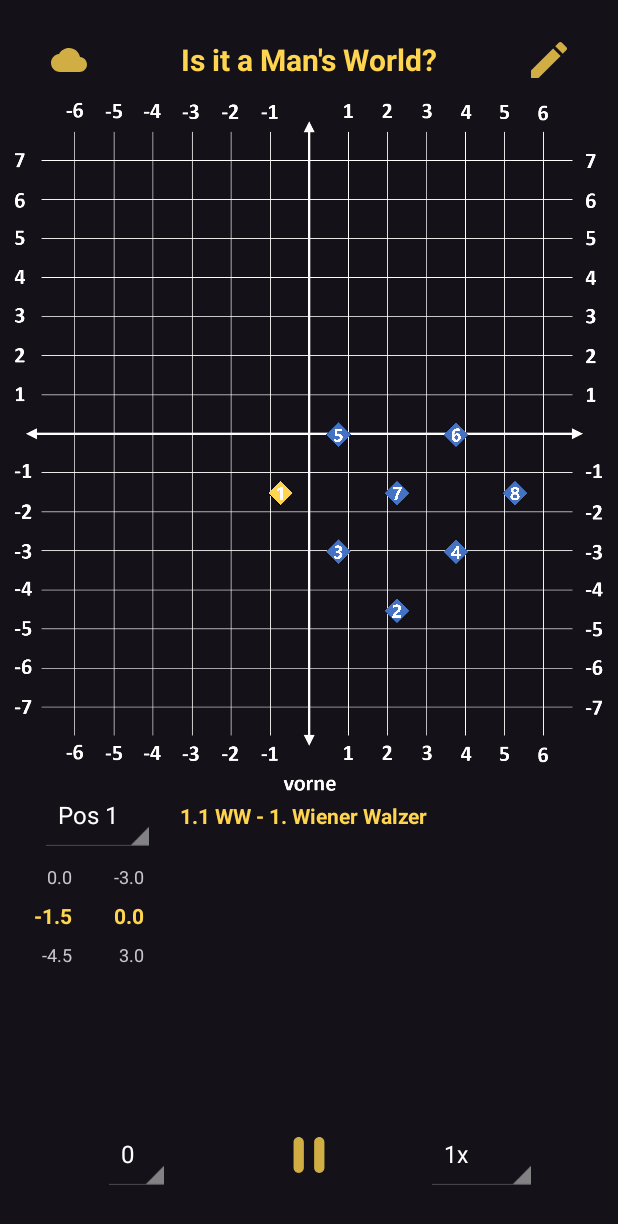
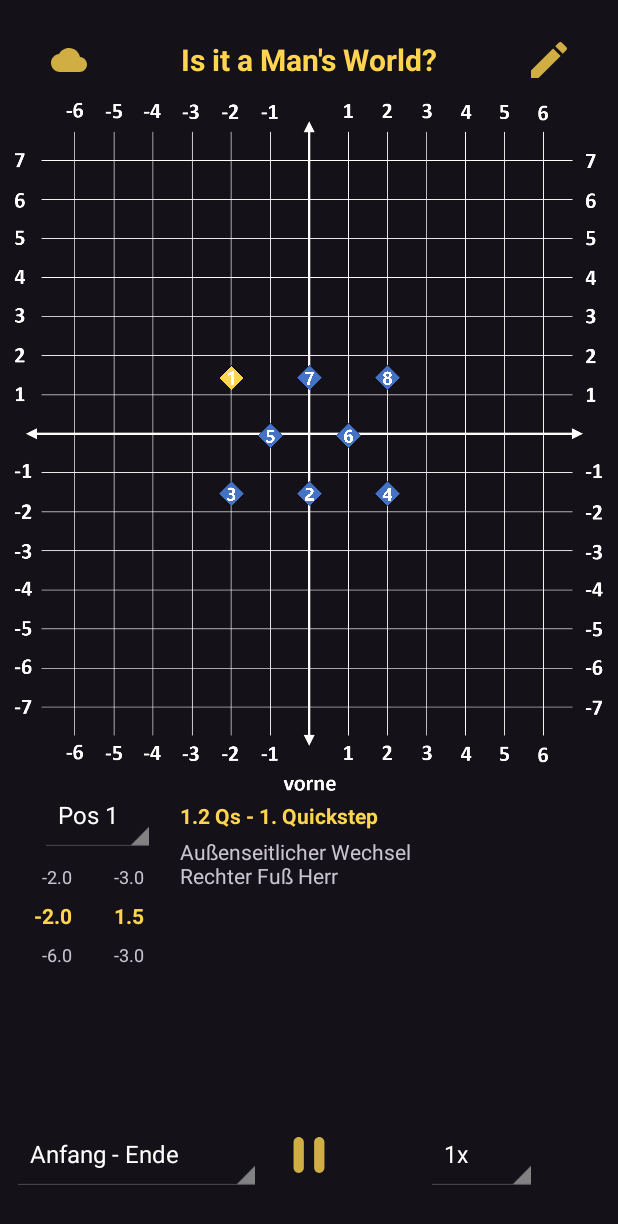
Before and after one commit to MarcoDronigi/SG_Bilder_App, an Android app: the screen it shows after launch (MainActivity), after a tap on an icon or button, on a phone screen of 412 x 824 dp. Shown: the top 1224 px of the screen. Run offline under Robolectric (Android 15) with nearby library versions, the phone set to English and light mode, and no system bars; 3 other taps on this screen came first.

Commit message:
Bilder Eingefügt

```diff
--- a/app/src/main/java/com/example/sgbilderapp/Choreography.java
+++ b/app/src/main/java/com/example/sgbilderapp/Choreography.java
@@ -8,7 +8,7 @@ public class Choreography {
     ArrayList<String> tänze;
     private ArrayList<Bild> bilder;
 
-    final private int MAX_BILD = 26;
+    final private int MAX_BILD = 38;
 
     //Punkte von Is it a Man's World?
     private double[] bild0 = {0, 0, 1.5, 0, 0, 1.5, 1.5, 3, 0, 3, 0, 4.5, 1.5, 1.5, 1.5, 4.5};
@@ -38,11 +38,21 @@ public class Choreography {
     private double[] bild24 = {-5.5, 0, -1.5, -4, 0.5, -6, -0.5, -5, -6.5, 1, -3.5, -2, -2.5, -3, -4.5, -1};
     private double[] bild25 = {-1, 3, 0.5, -1.5, 2, -3, 0.5, -3, -2.5, 3, -1, 0, 0.5, 0, -1, 1.5};
     private double[] bild26 = {0, 6, 1.5, 3, 3, 1.5, 1.5, 1.5, -1.5, 6, 0, 3, 1.5, 4.5, 0, 4.5};
-    //double[] bild27 = {};
-    //double[] bild28 = {};
-    //double[] bild29 = {};
-    //double[] bild30 = {};
-    //double[] bild31 = {};
+    private double[] bild27 = {-1.5, 3, 0, 1.5, 1.5, -1.5, 0, -1.5, -3, 3, -3, 0, 1.5, 1.5, -1.5, 0};
+    private double[] bild28 = {4.5, 3, -6, 1.5, -4.5, -1.5, -6, -1.5, 3, 3, 3, 0, -4.5, 1.5, 4.5, 0};
+    private double[] bild29 = {4.5, 6, -4.5, -4.5, -3, -3, -6, -6, 3, 6, 3, 4.5, -1.5, -1.5, 4.5, 4.5};
+    private double[] bild30 = {-3, 6, 3, -4.5, 4.5, -3, 1.5, -6, -6, 6, -6, 3, 6, -1.5, -3, 3};
+    private double[] bild31 = {3, 0, -3, 1, -1.5, 2.5, -4.5, -0.5, 0, 0, 0, -3, 0, 4, 3, -3};
+    private double[] bild32 = {4.5, 3, 0, 1.5, 0, 4.5, -1.5, 3, 1.5, 3, 1.5, 0, 3, 4.5, 3, 1.5};
+    private double[] bild33 = {4.5, 4.5, 0, 3, 0, 6, -1.5, 4.5, 1.5, 4.5, 1.5, 1.5, 3, 6, 3, 3};
+    private double[] bild34 = {3, 0, -1.5, -1.5, -1.5, 0, -3, 0, 0, 0, 0, -3, 1.5, 0, 1.5, -1.5};
+    private double[] bild35 = {4.5, -1.5, -1.5, -4.5, -3, -3, -4.5, -1.5, 0, -3, 0, -6, 3, -3, 1.5, -4.5};
+    private double[] bild36 = {-3, 6, -4.5, 3, -4.5, 4.5, -4.5, 6, -3, 3, -4.5, 1.5, -3, 4.5, -3, 1.5};
+    private double[] bild37 = {0, 6, -1.5, 3, -1.5, 4.5, -1.5, 6, 0, 3, -1.5, 1.5, 0, 4.5, 0, 1.5};
+    private double[] bild38 = {0, 3, -1.5, 1.5, 0, 1.5, -1.5, 3, 1.5, 0, -1.5, 0, 1.5, 1.5, 0, 0};
+    //private double[] bild39 = {};
+    //private double[] bild40 = {};
+    //private double[] bild41 = {};
 
     public Choreography() {
         //Bilder von Is it a Man's World
@@ -73,12 +83,22 @@ public class Choreography {
         bilder.add(new Bild("1.3 TG - 1. Tango", "Ende Back Corté", false, bild23));
         bilder.add(new Bild("1.3 TG - 1. Tango", "Große Diagonale Ende sykopierte Linksdrehung\nRechter Fuß Herr", false, bild24));
         bilder.add(new Bild("1.3 TG - 1. Tango", "Ende synkopiertes Fallaway", false, bild25));
-        bilder.add(new Bild("2.1 SF - 1. Slowfox", "Cijones Herr", false, bild26));
-        //bilder.add(new Bild("", "", false, bild27));
-        //bilder.add(new Bild("", "", false, bild28));
-        //bilder.add(new Bild("", "", false, bild29));
-        //bilder.add(new Bild("", "", false, bild30));
-        //bilder.add(new Bild("", "", false, bild31));
+        bilder.add(new Bild("2.1 SF - 1. Slowfox", "Cojones Herr", false, bild26));
+        bilder.add(new Bild("2.1 SF - 1. Slowfox", "Ende Federschritt\nRechter Fuß Herr", false, bild27));
+        bilder.add(new Bild("2.1 SF - 1. Slowfox", "", false, bild28));
+        bilder.add(new Bild("2.1 SF - 1. Slowfox", "Ende Tumble Turn\nRechter Fuß Herr", false, bild29));
+        bilder.add(new Bild("2.1 SF - 1. Slowfox", "Ende Federschritt\nRechter Fuß Herr", false, bild30));
+        bilder.add(new Bild("2.1 SF - 1. Slowfox", "Ende Bounced Fallaway\nRechter Fuß Herr", false, bild31));
+        bilder.add(new Bild("2.1 SF - 1. Slowfox\"", "Ende Curved Feather\nRechter Fuß Herr", false, bild32));
+        bilder.add(new Bild("2.2 TG - 2. Tango", "Rechter Fuß Herr", false, bild33));
+        bilder.add(new Bild("2.2 TG - 2. Tango", "Ende Back Corté", false, bild34));
+        bilder.add(new Bild("2.2 TG - 2. Tango", "Seit-Schluss vor Contra Check\nRechter Fuß Herr", false, bild35));
+        bilder.add(new Bild("2.2 TG - 2. Tango", "Ende Achse\nRechter Fuß\nDurchschachteln mit 4 Schlägen je 1.5 m Seite", false, bild36));
+        bilder.add(new Bild("2.3 LW - Langsamer Walzer", "Rechter Fuß Herr", false, bild37));
+        bilder.add(new Bild("2.3 LW - Langsamer Walzer", "Ende Chassé\nRechter Fuß Herr", false, bild38));
+        //bilder.add(new Bild("", "", false, bild39));
+        //bilder.add(new Bild("", "", false, bild40));
+        //bilder.add(new Bild("", "", false, bild41));
 
         String tmp = "";
         for (Bild bild:bilder) {
@@ -89,7 +109,7 @@ public class Choreography {
             }
         }
 
-        System.out.println(tänze);
+        //System.out.println(tänze);
     }
 
     public double getCoordX(int bildNumb, int pos){
--- a/app/src/main/java/com/example/sgbilderapp/MainActivity.java
+++ b/app/src/main/java/com/example/sgbilderapp/MainActivity.java
@@ -59,6 +59,8 @@ public class MainActivity extends AppCompatActivity {
     private int posSelected = 1;
 
     private int bildNumb;
+    private String loopDance;
+    private int loopDanceStartBild;
 
     private boolean animationOn = false;
     private double animationSpeed = 1;
@@ -183,6 +185,14 @@ public class MainActivity extends AppCompatActivity {
             @Override
             public void onItemSelected(AdapterView<?> adapterView, View view, int i, long l) {
                 if (i == 4 || i == 5){ //TODO Implement one dance Loops
+                    /*loopType = i;
+                    loopDance = isItAMansWorld.getDance(bildNumb - 1);
+                    for (int j = 0; j <= isItAMansWorld.getMAX_BILD(); j++){
+                        if (isItAMansWorld.getDance(j) == loopDance){
+                            loopDanceStartBild = j--;
+                            break;
+                        }
+                    }*/
                     spinnerLoopType.setSelection(loopType);
                     Toast.makeText(MainActivity.this, "Die Funktion wurde noch nicht implementiert", Toast.LENGTH_SHORT).show();
                 }
@@ -381,6 +391,10 @@ public class MainActivity extends AppCompatActivity {
                             updateMarker();
                             animateChoreo();
                         }
+                        /*if (loopType == 5  && isItAMansWorld.getDance(bildNumb) != loopDance){
+                            restartChoreo(loopDanceStartBild);
+                            animateChoreo();
+                        }*/
 
                     }
                 });
--- a/app/src/main/res/layout/activity_main.xml
+++ b/app/src/main/res/layout/activity_main.xml
@@ -212,8 +212,10 @@
 
     <Spinner
         android:id="@+id/spinnerLoopType"
-        android:layout_width="wrap_content"
+        android:layout_width="0dp"
         android:layout_height="wrap_content"
+        android:layout_marginStart="8dp"
+        android:layout_marginEnd="8dp"
         android:entries="@array/loopTypes"
         android:minHeight="48dp"
         android:theme="@android:style/Theme.Holo.NoActionBar"
--- a/app/src/main/res/values/strings.xml
+++ b/app/src/main/res/values/strings.xml
@@ -28,11 +28,11 @@
     </string-array>
 
     <string-array name="loopTypes">
-        <item>0</item>
-        <item>1</item>
-        <item>2</item>
-        <item>3</item>
-        <item>4</item>
-        <item>5</item>
+        <item>Anfang - Ende</item>
+        <item>Loop: Anfang bis Ende</item>
+        <item>Ein Bild</item>
+        <item>Loop: Ein Bild</item>
+        <item>Ein Tanz</item>
+        <item>Loop: Ein Tanz</item>
     </string-array>
 </resources>
```
